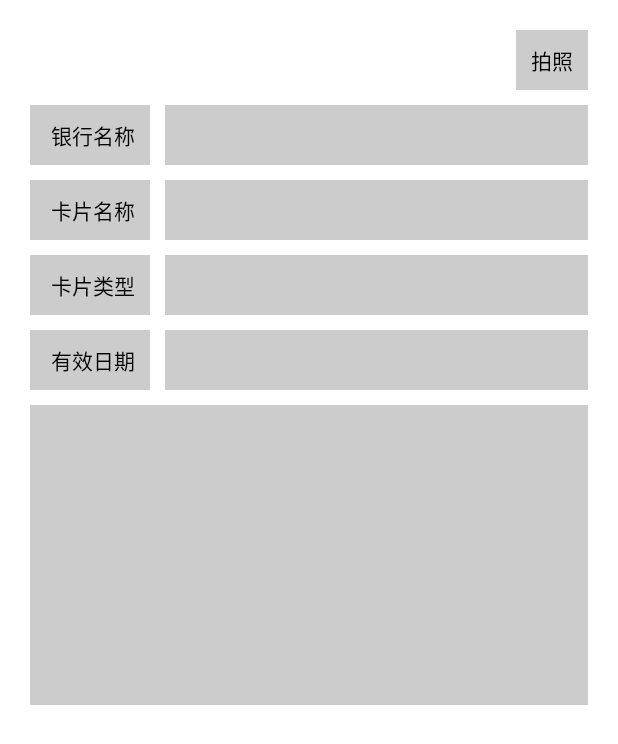
After one commit to huntswork/CardOCR, an Android app: the BankActivity screen opened directly, with no data from a screen before it, on a phone screen of 412 x 824 dp. The commit adds this screen. Shown: the top 744 px of the screen. Run offline under Robolectric (Android 15) with nearby library versions, the phone set to English and light mode, and no system bars.

Commit message:
银行卡ui

```diff
--- a/app/build.gradle
+++ b/app/build.gradle
@@ -14,10 +14,15 @@ android {
             proguardFiles getDefaultProguardFile('proguard-android.txt'), 'proguard-rules.pro'
         }
     }
+    buildToolsVersion '28.0.3'
+    compileOptions {
+        sourceCompatibility JavaVersion.VERSION_1_8
+        targetCompatibility JavaVersion.VERSION_1_8
+    }
 }
 
 dependencies {
-    implementation fileTree(dir: 'libs', include: ['*.jar'])
+    implementation fileTree(include: ['*.jar'], dir: 'libs')
     implementation 'com.android.support:appcompat-v7:28.0.0'
     implementation 'com.android.support.constraint:constraint-layout:1.1.3'
 }
--- a/app/src/main/AndroidManifest.xml
+++ b/app/src/main/AndroidManifest.xml
@@ -42,6 +42,11 @@
             android:name=".CaptureActivity"
             android:configChanges="orientation"
             android:screenOrientation="landscape" />
+
+        <activity
+            android:name=".BankActivity"
+            android:configChanges="orientation"
+            android:screenOrientation="portrait" />
     </application>
 
 </manifest>
--- /dev/null
+++ b/app/src/main/java/com/kalu/ocr/BankActivity.java
@@ -0,0 +1,95 @@
+package com.kalu.ocr;
+
+import android.content.Intent;
+import android.graphics.BitmapFactory;
+import android.os.Bundle;
+import android.util.Log;
+import android.view.View;
+import android.widget.ImageView;
+import android.widget.TextView;
+
+import exocr.activity.OcrActivity;
+import exocr.exocrengine.EXOCRDict;
+import exocr.exocrengine.EXOCRModel;
+
+public final class BankActivity extends OcrActivity {
+
+    public static final int REQUEST_CODE_FRONT = 1000;
+    public static final int REQUEST_CODE_BACK = 1001;
+
+    @Override
+    protected void onCreate(Bundle savedInstanceState) {
+        super.onCreate(savedInstanceState);
+        setContentView(R.layout.activity_bank);
+
+//        boolean succ = EXOCRDict.InitDict(this);
+//        if (!succ) return;
+//
+//        findViewById(R.id.card_front).setOnClickListener(new View.OnClickListener() {
+//            @Override
+//            public void onClick(View v) {
+//                Intent scanIntent = new Intent(getApplicationContext(), CaptureActivity.class);
+//                scanIntent.putExtra(CaptureActivity.INTNET_FRONT, true);
+//                startActivityForResult(scanIntent, REQUEST_CODE_FRONT);
+//            }
+//        });
+//
+//        findViewById(R.id.card_back).setOnClickListener(new View.OnClickListener() {
+//            @Override
+//            public void onClick(View v) {
+//                Intent scanIntent = new Intent(getApplicationContext(), CaptureActivity.class);
+//                scanIntent.putExtra(CaptureActivity.INTNET_FRONT, false);
+//                startActivityForResult(scanIntent, REQUEST_CODE_BACK);
+//            }
+//        });
+    }
+
+    @Override
+    protected void onActivityResult(int requestCode, int resultCode, Intent data) {
+        super.onActivityResult(requestCode, resultCode, data);
+        Log.e("kalu", "requestCode = " + requestCode + ", resultCode = " + resultCode);
+
+//        if (requestCode == REQUEST_CODE_FRONT && resultCode == CaptureActivity.RESULT_CODE && null != data) {
+//
+//            final Bundle extras = data.getExtras();
+//            final EXOCRModel result = extras.getParcelable(CaptureActivity.EXTRA_SCAN_RESULT);
+//            Log.e("kalu", "result = " + result.toString());
+//
+//            final TextView name = findViewById(R.id.card_name);
+//            name.setText(result.name);
+//
+//            final TextView sex = findViewById(R.id.card_sex);
+//            sex.setText(result.sex);
+//
+//            final TextView nation = findViewById(R.id.card_nation);
+//            nation.setText(result.nation);
+//
+//            final TextView birth = findViewById(R.id.card_birth);
+//            birth.setText(result.birth);
+//
+//            final TextView local = findViewById(R.id.card_local);
+//            local.setText(result.address);
+//
+//            final TextView number = findViewById(R.id.card_number);
+//            number.setText(result.cardnum);
+//
+//            final ImageView self = findViewById(R.id.card_self);
+//            self.setImageBitmap(BitmapFactory.decodeFile(result.bitmapPath));
+//
+//        } else if (requestCode == REQUEST_CODE_BACK && resultCode == CaptureActivity.RESULT_CODE && null != data) {
+//
+//            final Bundle extras = data.getExtras();
+//            final EXOCRModel result = extras.getParcelable(CaptureActivity.EXTRA_SCAN_RESULT);
+//            Log.e("kalu", "result = " + result.toString());
+//
+//            final TextView office = findViewById(R.id.card_office);
+//            office.setText(result.office);
+//
+//            final TextView date = findViewById(R.id.card_date);
+//            date.setText(result.validdate);
+//
+//            final ImageView country = findViewById(R.id.card_country);
+//            country.setImageBitmap(BitmapFactory.decodeFile(result.bitmapPath));
+//        }
+    }
+}
--- a/app/src/main/java/com/kalu/ocr/MainActivity.java
+++ b/app/src/main/java/com/kalu/ocr/MainActivity.java
@@ -20,5 +20,13 @@ public final class MainActivity extends Activity {
                 startActivity(intent);
             }
         });
+
+        findViewById(R.id.bankcard).setOnClickListener(new View.OnClickListener() {
+            @Override
+            public void onClick(View v) {
+                Intent intent = new Intent(getApplicationContext(), BankActivity.class);
+                startActivity(intent);
+            }
+        });
     }
 }
--- a/app/src/main/java/exocr/activity/OcrActivity.java
+++ b/app/src/main/java/exocr/activity/OcrActivity.java
@@ -6,19 +6,25 @@ public class OcrActivity extends Activity {
 
     @Override
     public void onBackPressed() {
-        listener.onFinish();
+        if(null != listener){
+            listener.onFinish();
+        }
         super.onBackPressed();
     }
 
     @Override
     protected void onDestroy() {
-        listener.onFinish();
+        if(null != listener){
+            listener.onFinish();
+        }
         super.onDestroy();
     }
 
     @Override
     public void finish() {
-        listener.onFinish();
+        if(null != listener){
+            listener.onFinish();
+        }
         super.finish();
     }
 
--- /dev/null
+++ b/app/src/main/res/layout/activity_bank.xml
@@ -0,0 +1,137 @@
+<?xml version="1.0" encoding="utf-8"?>
+<ScrollView xmlns:android="http://schemas.android.com/apk/res/android"
+    android:id="@+id/IDCardScrollView"
+    android:layout_width="match_parent"
+    android:layout_height="match_parent"
+    android:background="#ffffff"
+    android:fillViewport="true">
+
+    <RelativeLayout
+        android:layout_width="match_parent"
+        android:layout_height="match_parent"
+        android:padding="20dp">
+
+        <Button
+            android:id="@+id/card_front"
+            android:layout_width="wrap_content"
+            android:layout_height="40dp"
+            android:layout_alignParentRight="true"
+            android:background="#cccccc"
+            android:paddingLeft="10dp"
+            android:paddingRight="10dp"
+            android:text="拍照"
+            android:textColor="#000000" />
+
+        <TextView
+            android:layout_width="80dp"
+            android:layout_height="40dp"
+            android:layout_below="@id/card_front"
+            android:layout_marginTop="10dp"
+            android:background="#cccccc"
+            android:gravity="center_vertical|right"
+            android:paddingRight="10dp"
+            android:text="银行名称"
+            android:textColor="#000000" />
+
+        <TextView
+            android:id="@+id/card_name"
+            android:layout_width="match_parent"
+            android:layout_height="wrap_content"
+            android:layout_below="@id/card_front"
+            android:layout_marginLeft="90dp"
+            android:layout_marginTop="10dp"
+            android:background="#cccccc"
+            android:gravity="center_vertical|left"
+            android:minHeight="40dp"
+            android:paddingLeft="10dp"
+            android:paddingRight="10dp"
+            android:textColor="#000000" />
+
+        <TextView
+            android:layout_width="80dp"
+            android:layout_height="40dp"
+            android:layout_below="@id/card_sex"
+            android:layout_marginTop="10dp"
+            android:background="#cccccc"
+            android:gravity="center_vertical|right"
+            android:paddingRight="10dp"
+            android:text="卡片类型"
+            android:textColor="#000000" />
+
+        <TextView
+            android:id="@+id/card_nation"
+            android:layout_width="match_parent"
+            android:layout_height="wrap_content"
+            android:layout_below="@id/card_sex"
+            android:layout_marginLeft="90dp"
+            android:layout_marginTop="10dp"
+            android:background="#cccccc"
+            android:gravity="center_vertical|left"
+            android:minHeight="40dp"
+            android:paddingLeft="10dp"
+            android:paddingRight="10dp"
+            android:textColor="#000000" />
+
+        <TextView
+            android:layout_width="80dp"
+            android:layout_height="40dp"
+            android:layout_below="@id/card_nation"
+            android:layout_marginTop="10dp"
+            android:background="#cccccc"
+            android:gravity="center_vertical|right"
+            android:paddingRight="10dp"
+            android:text="有效日期"
+            android:textColor="#000000" />
+
+        <TextView
+            android:id="@+id/card_birth"
+            android:layout_width="match_parent"
+            android:layout_height="wrap_content"
+            android:layout_below="@id/card_nation"
+            android:layout_marginLeft="90dp"
+            android:layout_marginTop="10dp"
+            android:background="#cccccc"
+            android:gravity="center_vertical|left"
+            android:minHeight="40dp"
+            android:paddingLeft="10dp"
+            android:paddingRight="10dp"
+            android:textColor="#000000" />
+
+        <TextView
+            android:layout_width="80dp"
+            android:layout_height="40dp"
+            android:layout_below="@id/card_name"
+            android:layout_marginTop="10dp"
+            android:background="#cccccc"
+            android:gravity="center_vertical|right"
+            android:paddingRight="10dp"
+            android:text="卡片名称"
+            android:textColor="#000000" />
+
+        <TextView
+            android:id="@+id/card_sex"
+            android:layout_width="match_parent"
+            android:layout_height="wrap_content"
+            android:layout_below="@id/card_name"
+            android:layout_marginLeft="90dp"
+            android:layout_marginTop="10dp"
+            android:background="#cccccc"
+            android:gravity="center_vertical|left"
+            android:minHeight="40dp"
+            android:paddingLeft="10dp"
+            android:paddingRight="10dp"
+            android:textColor="#000000" />
+
+        <ImageView
+            android:id="@+id/card_self"
+            android:layout_width="match_parent"
+            android:layout_height="200dp"
+            android:layout_below="@id/card_birth"
+            android:layout_marginTop="10dp"
+            android:background="#cccccc"
+            android:minHeight="40dp"
+            android:scaleType="fitXY" />
+
+    </RelativeLayout>
+
+</ScrollView>
--- a/app/src/main/res/layout/activity_main.xml
+++ b/app/src/main/res/layout/activity_main.xml
@@ -9,10 +9,19 @@
     <Button
         android:id="@+id/idcard"
         android:layout_width="match_parent"
-        android:layout_height="40dp"
+        android:layout_height="50dp"
         android:layout_margin="10dp"
         android:background="#cccccc"
         android:text="身份证识别"
         android:textColor="#000000" />
 
+    <Button
+        android:id="@+id/bankcard"
+        android:layout_width="match_parent"
+        android:layout_height="50dp"
+        android:layout_margin="10dp"
+        android:background="#cccccc"
+        android:text="银行卡识别"
+        android:textColor="#000000" />
+
 </LinearLayout>
```
